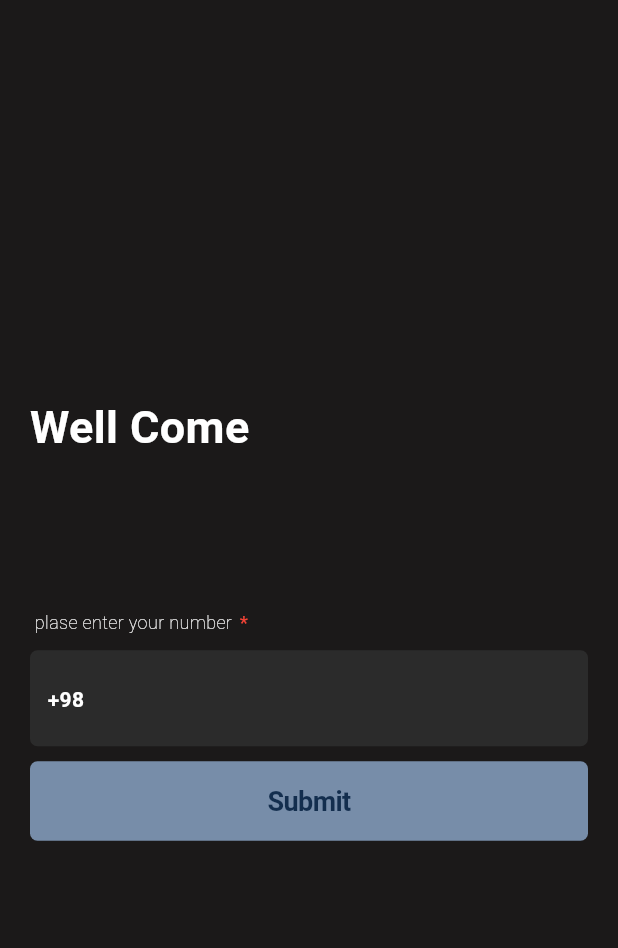
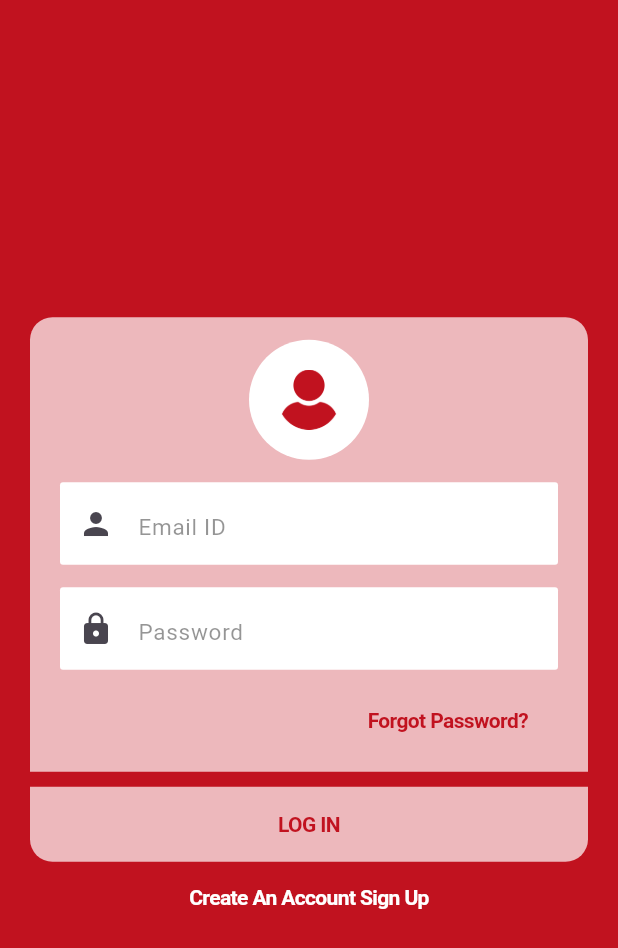
Before and after one commit to ghazalefathi/todo, a Flutter app: the screen it shows after launch, on a phone screen of 412 x 824 dp. Shown: the top 948 px of the screen. Run offline on Flutter 3.47's test engine with Material 3 defaults, Android fonts, the phone set to English and light mode, and no system bars; our stand-ins replace get, shimmer; Roboto replaces fonts that are missing (IranSans); project files that could hold a hidden picture were left out.

Commit message:
log in screen

```diff
--- a/lib/constants/colors.dart
+++ b/lib/constants/colors.dart
@@ -7,6 +7,7 @@ Color cBlueLight = Color(0xFF778DA9);
 Color cBgBlack = Color(0xFF1B1919);
 Color cB = Color(0xFF2B2B2B);
 Color cBlueDark = Color(0xFF132E4E);
+Color cPink = Color(0xFFc1121f);
 
 // final BoxShadow bs =
 //     BoxShadow(blurRadius: 15, color: cB.withOpacity(.05), offset: Offset(0, 5));
--- a/lib/controllers/public_controller.dart
+++ b/lib/controllers/public_controller.dart
@@ -2,9 +2,13 @@ import 'dart:async';
 
 import 'package:flutter/material.dart';
 import 'package:get/get.dart';
+import 'package:todo/constants/model.dart';
 
 class PublicController extends GetxController {
   GlobalKey<ScaffoldState> scaffoldState = GlobalKey<ScaffoldState>();
+  TextEditingController name = TextEditingController();
+  TextEditingController family = TextEditingController();
+  RxList<UserModel> listUsers = <UserModel>[].obs;
   void changeDrawerState({required bool open}) {
     if (open) {
       scaffoldState.currentState?.openDrawer();
@@ -18,4 +22,9 @@ class PublicController extends GetxController {
       Get.toNamed('/log-in');
     });
   }
+
+  void getFullName() {
+    print('yes');
+    listUsers.add(UserModel(family: family.text, name: name.text));
+  }
 }
--- a/lib/main.dart
+++ b/lib/main.dart
@@ -2,10 +2,11 @@ import 'package:flutter/material.dart';
 import 'package:get/get.dart';
 import 'package:todo/constants/bindings.dart';
 import 'package:todo/screens/auth/log_in_screen.dart';
+import 'package:todo/screens/auth/otp_screen.dart';
 import 'package:todo/screens/main_screens/home_screen.dart';
 import 'package:todo/screens/splash_screen.dart';
 
-import 'screens/auth/otp_screen.dart';
+import 'screens/auth/forgot_passwor_screen.dart';
 
 main() {
   runApp(MyApp());
@@ -25,8 +26,9 @@ class MyApp extends StatelessWidget {
         routes: {
           '/spash': (context) => SplashScreen(),
           '/log-in': (context) => LogInScreem(),
-          '/otp': (context) => OtpScreen(),
+          '/otp': (context) => otpScreem(),
           '/home': (context) => HomeScreen(),
+          '/forgot-assword': (context) => ForgotPasswordScreen(),
         });
   }
 }
--- a/lib/screens/auth/log_in_screen.dart
+++ b/lib/screens/auth/log_in_screen.dart
@@ -1,10 +1,8 @@
-import 'package:flutter/cupertino.dart';
 import 'package:flutter/material.dart';
-import 'package:flutter/widgets.dart';
-import 'package:todo/constants/colors.dart';
 import 'package:todo/widgets/MyTextButton.dart';
 import 'package:todo/widgets/MyTextField.dart';
 import 'package:todo/widgets/my_text_widget.dart';
+import '../../constants/colors.dart';
 import 'package:get/get.dart';
 
 class LogInScreem extends StatelessWidget {
@@ -14,81 +12,109 @@ class LogInScreem extends StatelessWidget {
   Widget build(BuildContext context) {
     return SafeArea(
         child: Scaffold(
-      backgroundColor: cBgBlack,
-      body: Padding(
+      backgroundColor: cPink,
+      body: Column(
+        mainAxisAlignment: MainAxisAlignment.center,
+        children: [
+          Container(
+            margin: EdgeInsets.symmetric(horizontal: 20, vertical: 10),
+            decoration: BoxDecoration(
+                color: cW.withOpacity(.7),
+                borderRadius: BorderRadius.only(
+                    topLeft: Radius.circular(15),
+                    topRight: Radius.circular(15))),
+            child: Padding(
               padding: const EdgeInsets.symmetric(horizontal: 20),
-        child: Center(
               child: Column(
                 mainAxisSize: MainAxisSize.min,
                 children: [
-              Align(
-                alignment: Alignment.topLeft,
-                child: MyText(
-                  text: 'Well Come',
-                  color: cW,
-                  fontWeight: FontWeight.bold,
-                  size: 30,
+                  Container(
+                    margin: EdgeInsets.only(top: 15, bottom: 15),
+                    alignment: Alignment.center,
+                    height: 80,
+                    width: 80,
+                    decoration:
+                        BoxDecoration(shape: BoxShape.circle, color: cW),
+                    child: Image.asset(
+                      width: 40,
+                      height: 40,
+                      'assets/images/user.png',
+                      fit: BoxFit.cover,
                     ),
                   ),
+                  MyTextField(
+                    txtColor: cB,
+                    borderRadius: 2,
+                    fillColor: cW,
+                    prefixIcon: Container(
+                      child: Icon(Icons.person),
+                    ),
+                    textAlign: TextAlign.left,
+                    hint: 'Email ID',
+                    hintColor: cB.withOpacity(.5),
+                  ),
                   SizedBox(
-                height: 100,
+                    height: 15,
+                  ),
+                  MyTextField(
+                      txtColor: cB,
+                      hintColor: cB.withOpacity(.5),
+                      borderRadius: 2,
+                      prefixIcon: Container(
+                        child: Icon(Icons.lock),
+                      ),
+                      fillColor: cW,
+                      textAlign: TextAlign.left,
+                      hint: 'Password'),
+                  SizedBox(
+                    height: 10,
                   ),
                   Row(
-                mainAxisAlignment: MainAxisAlignment.start,
-                textDirection: TextDirection.ltr,
                     children: [
-                  MyText(
-                    text: ' plase enter your number',
-                    color: cW,
-                    size: 12,
+                      Expanded(
+                        child: MyTextButton(
+                          onTap: () {},
+                          child: Align(
+                            alignment: Alignment.topRight,
+                            child: MyText(
+                              text: 'Forgot Password?',
+                              fontWeight: FontWeight.bold,
+                              color: cPink,
                             ),
-                  MyText(
-                    padding: EdgeInsets.only(left: 5),
-                    text: '*',
-                    color: Colors.red,
-                    fontWeight: FontWeight.bold,
-                    size: 12,
+                          ),
+                        ),
                       ),
                     ],
                   ),
                   SizedBox(
                     height: 10,
                   ),
-              MyTextField(
-                inputType: TextInputType.number,
-                borderRadius: 5,
-                prefixIcon: MyText(
-                  padding: EdgeInsets.only(top: 15),
-                  text: '+98',
-                  color: cW,
-                  fontWeight: FontWeight.bold,
-                ),
-                hint: '',
-                fillColor: cB,
-                cursorColor: cW,
-                maxLines: 1,
-                textStyle: TextStyle(color: cW),
-              ),
-              SizedBox(
-                height: 10,
-              ),
-              MyTextButton(
-                  onTap: () {
-                    Get.toNamed('/otp');
-                  },
-                  width: Get.width,
-                  bgColor: cBlueLight,
-                  borderRadius: 5,
-                  child: MyText(
-                    fontWeight: FontWeight.bold,
-                    text: 'Submit',
-                    color: cBlueDark,
-                    size: 18,
-                  ))
                 ],
               ),
             ),
           ),
+          MyTextButton(
+              height: 50,
+              width: Get.width,
+              borderRadius: BorderRadius.only(
+                  bottomLeft: Radius.circular(15),
+                  bottomRight: Radius.circular(15)),
+              margin: EdgeInsets.symmetric(horizontal: 20),
+              bgColor: cW.withOpacity(.7),
+              child: MyText(
+                text: 'LOG IN',
+                color: cPink,
+                fontWeight: FontWeight.bold,
+              )),
+          MyTextButton(
+              onTap: () {},
+              child: MyText(
+                text: 'Create An Account Sign Up',
+                color: cW,
+                fontWeight: FontWeight.bold,
+              ))
+        ],
+      ),
     ));
   }
 }
--- a/lib/widgets/MyTextButton.dart
+++ b/lib/widgets/MyTextButton.dart
@@ -4,6 +4,7 @@ import 'package:flutter/material.dart';
 class MyTextButton extends StatelessWidget {
   const MyTextButton({
     this.width,
+    this.margin,
     this.height,
     this.onTap,
     this.bgColor,
@@ -12,7 +13,6 @@ class MyTextButton extends StatelessWidget {
     this.borderRadius,
     this.padding,
     this.boxShadow,
-
     required this.child,
     super.key,
   });
@@ -21,29 +21,30 @@ class MyTextButton extends StatelessWidget {
   final Widget child;
   final Color? bgColor;
   final Color? borderColor;
-  final double? borderRadius;
+  final BorderRadius? borderRadius;
   final double? width;
   final double? height;
   final double? borderWidth;
   final EdgeInsetsGeometry? padding;
+  final EdgeInsetsGeometry? margin;
   final BoxShadow? boxShadow;
 
 
   @override
   Widget build(BuildContext context) {
     return Container(
+      margin:  margin,
       decoration: BoxDecoration(
-
           color: bgColor,
           boxShadow: boxShadow == null ? [] : [boxShadow!],
-          borderRadius: BorderRadius.circular(borderRadius ?? 5),
+          borderRadius:borderRadius ?? BorderRadius.circular(5) ,
           border: Border.all(
               width: borderWidth ?? 0,
               color: borderColor ?? Colors.transparent)),
       width: width,
       height: height,
       child: CupertinoButton(
-          borderRadius: BorderRadius.circular(borderRadius ?? 5),
+          borderRadius: borderRadius ?? BorderRadius.circular(5) ,
           padding: padding,
           onPressed: onTap,
           child: child),
--- a/lib/widgets/MyTextField.dart
+++ b/lib/widgets/MyTextField.dart
@@ -1,5 +1,6 @@
 import 'package:flutter/material.dart';
 import 'package:flutter/services.dart';
+import '../../constants/colors.dart';
 
 class MyTextField extends StatelessWidget {
   const MyTextField({
@@ -22,18 +23,19 @@ class MyTextField extends StatelessWidget {
     this.height,
     this.prefixIcon,
     this.hasBorder = false,
-    this.textStyle,
+    this.txtColor,
     this.suffixIcon,
     this.cursorColor,
     this.onActionClicked,
     this.fillColor,
-    this.textColor,
     this.strokeColor,
     this.fontSize,
     this.paddingTop,
     this.paddingBottom,
     this.paddingLeft,
     this.paddingRight,
+    this.autofocus,
+    this.suggest,
     super.key,
   });
   final String hint;
@@ -49,7 +51,7 @@ class MyTextField extends StatelessWidget {
   final TextEditingController? controller;
   final TextInputType? inputType;
   final int? maxLength;
-  final TextStyle? textStyle;
+  final Color? txtColor;
   final TextAlign? textAlign;
   final TextInputAction? action;
   final Function(String text)? onchangedAction;
@@ -60,11 +62,12 @@ class MyTextField extends StatelessWidget {
   final bool? isPassword;
   final bool? isEnabled;
   final bool? hasBorder;
+  final bool? autofocus;
+  final bool? suggest;
   final Color? hintColor;
   final Color? cursorColor;
   final Color? strokeColor;
   final Color? fillColor;
-  final Color? textColor;
   final Widget? prefixIcon;
   final Widget? suffixIcon;
 
@@ -72,20 +75,26 @@ class MyTextField extends StatelessWidget {
   Widget build(BuildContext context) {
     return SizedBox(
       width: width,
-      height: height,
+      height: height ?? 55,
       child: TextField(
-        style: textStyle,
+        enableSuggestions: suggest ?? false,
+        autocorrect: suggest ?? false,
+        autofocus: autofocus ?? false,
         enabled: isEnabled,
-        obscureText: isPassword == true ? true : false,
+        obscureText: isPassword == true,
         focusNode: focusNode,
         textInputAction: action,
         maxLines: maxLines,
+        style: TextStyle(
+          color: txtColor ?? cW,
+        ),
+        textDirection: textDirection ?? textDirection,
         keyboardType: inputType,
         onSubmitted: onActionClicked,
         controller: controller,
         onChanged: onchangedAction,
-        cursorColor: cursorColor,
-        textAlign: textAlign ?? TextAlign.left,
+        cursorColor: cursorColor ?? cW,
+        textAlign: textAlign ?? TextAlign.right,
         inputFormatters: addlist(maxLength, inputType),
         decoration: InputDecoration(
           fillColor: fillColor,
@@ -101,10 +110,10 @@ class MyTextField extends StatelessWidget {
           ),
           hintText: hint,
           hintStyle: TextStyle(
-            height: 1,
-            color: hintColor,
-            fontSize: hintFontSize ?? 15,
-          ),
+              height: 1,
+              color: hintColor,
+              fontSize: hintFontSize ?? 15,
+              fontFamily: 'IranSans'),
           enabledBorder: hasBorder == false
               ? OutlineInputBorder(
                   borderRadius: BorderRadius.circular(
--- a/pubspec.yaml
+++ b/pubspec.yaml
@@ -30,7 +30,7 @@ environment:
 dependencies:
   flutter:
     sdk: flutter
-
+  shimmer: ^3.0.0
 
   # The following adds the Cupertino Icons font to your application.
   # Use with the CupertinoIcons class for iOS style icons.
```
Also changed, not shown: lib/constants/model.dart (added, +9 -0 lines), lib/screens/auth/forgot_passwor_screen.dart (added, +10 -0 lines), lib/screens/auth/otp_screen.dart (+78 -5 lines), lib/widgets/custom_shimmer.dart (added, +32 -0 lines), lib/widgets/my_snackbar.dart (added, +63 -0 lines), assets/images/user.png (added), pubspec.lock. Lines whose indentation alone changed are shown as unchanged.
